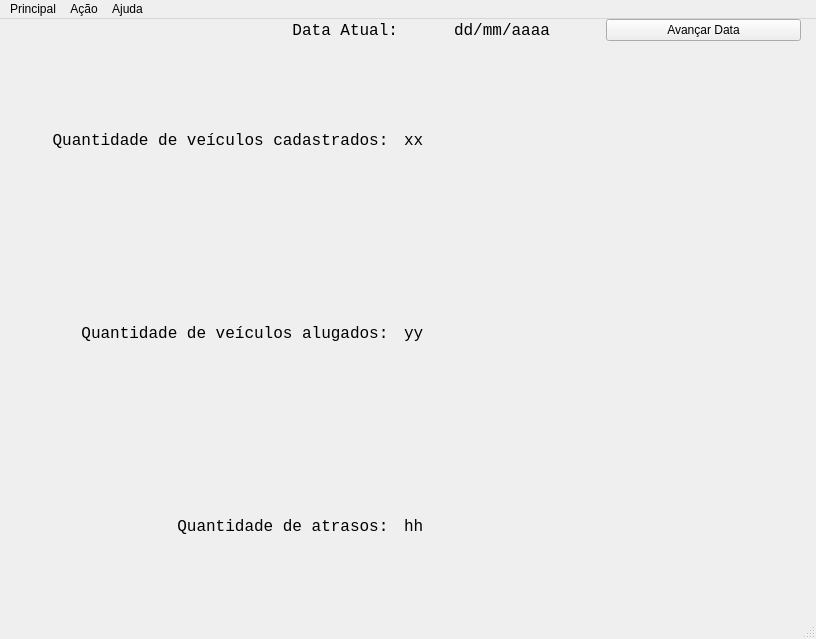
First picture: the form in design/MainWindow.ui, repository ryukinix/rentalcar, before the edit.
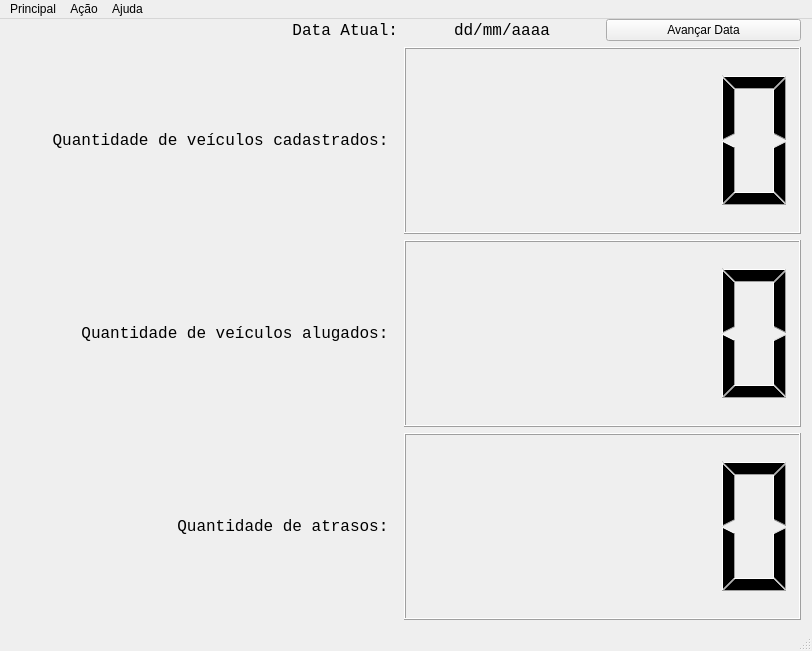
Second picture: the form after the edit.

Commit message: Usa LCD display para contadores na MainWindow

```diff
--- a/design/MainWindow.ui
+++ b/design/MainWindow.ui
@@ -6,8 +6,8 @@
    <rect>
     <x>0</x>
     <y>0</y>
-    <width>816</width>
-    <height>639</height>
+    <width>812</width>
+    <height>651</height>
    </rect>
   </property>
   <property name="windowTitle">
@@ -24,34 +24,6 @@
      </rect>
     </property>
     <layout class="QGridLayout" name="gridLayout">
-     <item row="4" column="1">
-      <widget class="QLabel" name="atrasosText">
-       <property name="font">
-        <font>
-         <family>Consolas</family>
-         <pointsize>12</pointsize>
-        </font>
-       </property>
-       <property name="layoutDirection">
-        <enum>Qt::LeftToRight</enum>
-       </property>
-       <property name="text">
-        <string>hh</string>
-       </property>
-       <property name="textFormat">
-        <enum>Qt::AutoText</enum>
-       </property>
-       <property name="alignment">
-        <set>Qt::AlignLeading|Qt::AlignLeft|Qt::AlignVCenter</set>
-       </property>
-       <property name="wordWrap">
-        <bool>false</bool>
-       </property>
-       <property name="openExternalLinks">
-        <bool>false</bool>
-       </property>
-      </widget>
-     </item>
      <item row="4" column="0">
       <widget class="QLabel" name="atrasosLabel">
        <property name="font">
@@ -164,62 +136,6 @@
        </property>
       </widget>
      </item>
-     <item row="3" column="1">
-      <widget class="QLabel" name="alugadosText">
-       <property name="font">
-        <font>
-         <family>Consolas</family>
-         <pointsize>12</pointsize>
-        </font>
-       </property>
-       <property name="layoutDirection">
-        <enum>Qt::LeftToRight</enum>
-       </property>
-       <property name="text">
-        <string>yy</string>
-       </property>
-       <property name="textFormat">
-        <enum>Qt::AutoText</enum>
-       </property>
-       <property name="alignment">
-        <set>Qt::AlignLeading|Qt::AlignLeft|Qt::AlignVCenter</set>
-       </property>
-       <property name="wordWrap">
-        <bool>false</bool>
-       </property>
-       <property name="openExternalLinks">
-        <bool>false</bool>
-       </property>
-      </widget>
-     </item>
-     <item row="2" column="1">
-      <widget class="QLabel" name="cadastradosText">
-       <property name="font">
-        <font>
-         <family>Consolas</family>
-         <pointsize>12</pointsize>
-        </font>
-       </property>
-       <property name="layoutDirection">
-        <enum>Qt::LeftToRight</enum>
-       </property>
-       <property name="text">
-        <string>xx</string>
-       </property>
-       <property name="textFormat">
-        <enum>Qt::AutoText</enum>
-       </property>
-       <property name="alignment">
-        <set>Qt::AlignLeading|Qt::AlignLeft|Qt::AlignVCenter</set>
-       </property>
-       <property name="wordWrap">
-        <bool>false</bool>
-       </property>
-       <property name="openExternalLinks">
-        <bool>false</bool>
-       </property>
-      </widget>
-     </item>
      <item row="1" column="1">
       <layout class="QHBoxLayout" name="horizontalLayout_2">
        <item>
@@ -259,6 +175,15 @@
        </item>
       </layout>
      </item>
+     <item row="2" column="1">
+      <widget class="QLCDNumber" name="cadastradosLCD"/>
+     </item>
+     <item row="3" column="1">
+      <widget class="QLCDNumber" name="alugadosLCD"/>
+     </item>
+     <item row="4" column="1">
+      <widget class="QLCDNumber" name="atrasosLCD"/>
+     </item>
     </layout>
    </widget>
   </widget>
@@ -267,7 +192,7 @@
     <rect>
      <x>0</x>
      <y>0</y>
-     <width>816</width>
+     <width>812</width>
      <height>21</height>
     </rect>
    </property>
```
The commit also changes 1 other file.
